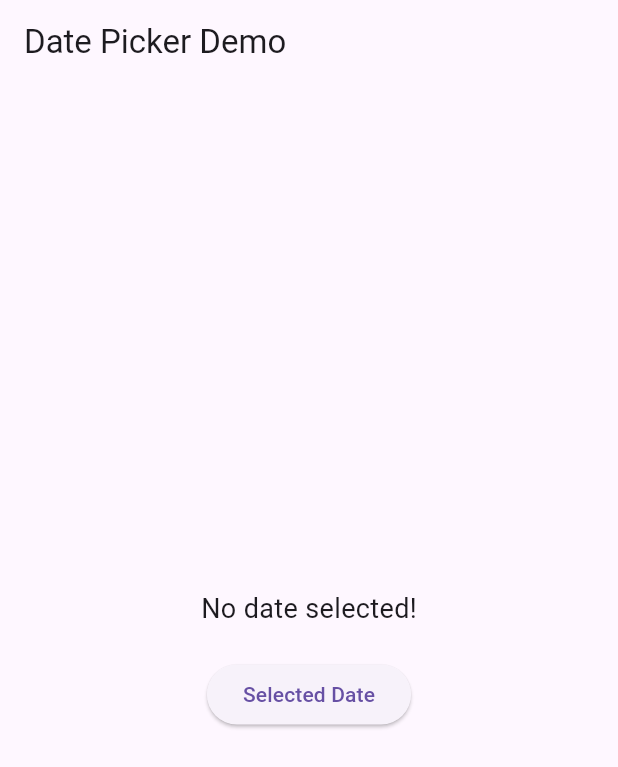
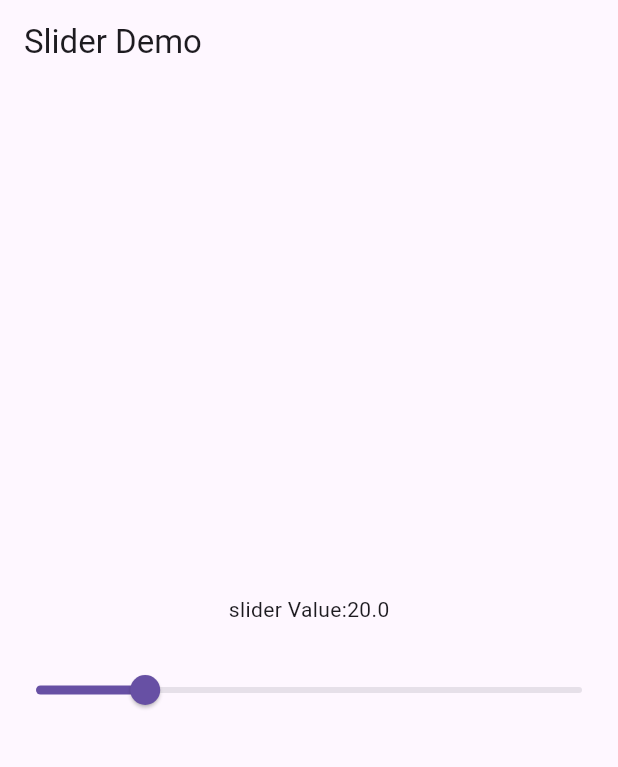
Before and after one commit to princejs446/forms-in-flutter, a Flutter app: the screen it shows after launch, on a phone screen of 412 x 824 dp. Shown: the top 767 px of the screen. Run offline on Flutter 3.47's test engine with Material 3 defaults, Android fonts, the phone set to English and light mode, and no system bars.

Commit message:
forms on 05/10/2024

```diff
--- a/lib/main.dart
+++ b/lib/main.dart
@@ -1,6 +1,9 @@
 import 'package:flutter/material.dart';
 import 'package:forminflutter/customform.dart';
 import 'package:forminflutter/datepicker.dart';
+import 'package:forminflutter/slider.dart';
+import 'package:forminflutter/sliderdelete.dart';
+import 'package:forminflutter/switch.dart';
 import 'package:forminflutter/timepicker.dart';
 
 void main() {
@@ -15,7 +18,7 @@ class MyApp extends StatelessWidget {
   Widget build(BuildContext context) {
     return MaterialApp(
      debugShowCheckedModeBanner: false,
-     home:DatePickerDemo (),
+     home:SliderDemo (),
     );
   }
 }
--- /dev/null
+++ b/lib/slider.dart
@@ -0,0 +1,35 @@
+import 'package:flutter/material.dart';
+ class SliderDemo extends StatefulWidget{
+  const SliderDemo ({super.key});
+  @override
+  _SliderDemoState createState()=>_SliderDemoState();
+ }
+ class _SliderDemoState extends State<SliderDemo>{
+  double _sliderValue=20.0;
+  @override
+Widget build(BuildContext context){
+  return Scaffold(
+    appBar: AppBar(
+      title: Text("Slider Demo"),
+    ),
+    body: Center(child: Column(
+      mainAxisAlignment: MainAxisAlignment.center,
+      children: [
+        Text('slider Value:${_sliderValue.toStringAsFixed(1)}',
+        ),
+        const SizedBox(height: 20),
+        Slider(value: _sliderValue,
+        min: 0,
+        max: 100,
+         onChanged: (double newValue){
+          setState(() {
+            _sliderValue=newValue;
+          });
+         },
+        ),
+      ]
+    ),
+    ),
+        );
+}
+ }
```
Also changed, not shown: lib/sliderdelete.dart (added, +45 -0 lines), lib/switch.dart (added, +33 -0 lines).
